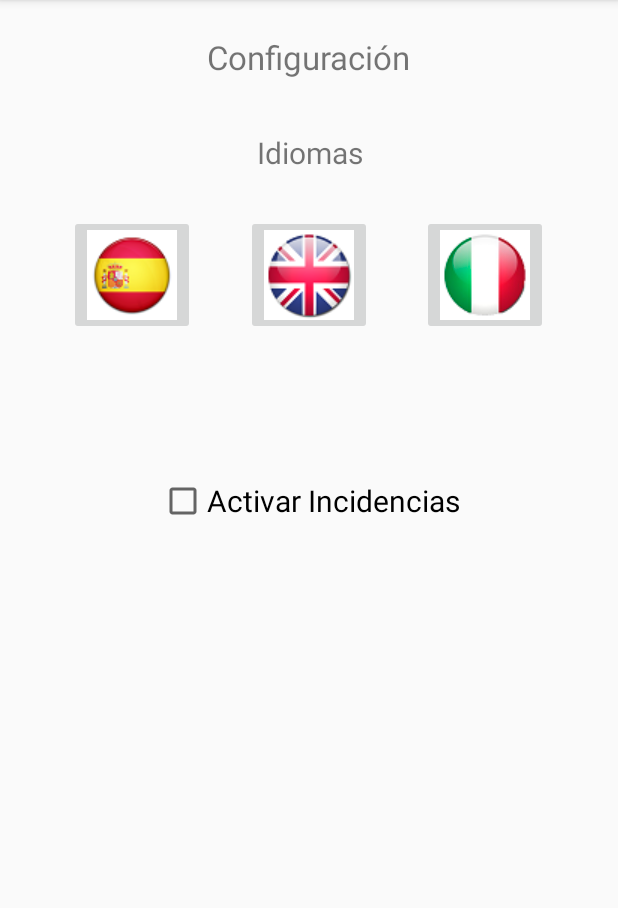
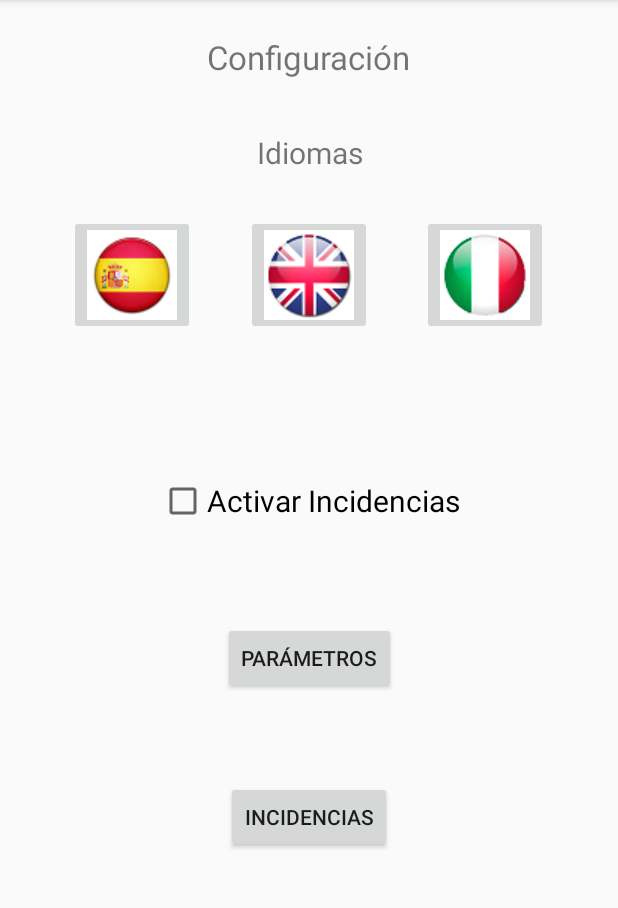
Before and after one commit to FLegaza/DriveAlert1, an Android app: the Configuracion screen opened directly, with no data from a screen before it, on a phone screen of 412 x 824 dp, the part 84-992 px from its top. Run offline under Robolectric (Android 15) with nearby library versions, the phone set to English and light mode, and no system bars.

Commit message:
Modificaciones de Interfaz

```diff
--- a/app/src/main/java/sqlite/BaseDeDatos.java
+++ b/app/src/main/java/sqlite/BaseDeDatos.java
@@ -56,6 +56,7 @@ public class BaseDeDatos extends SQLiteOpenHelper {
             "horafin STRING," +
             "nivel STRING);";
 
+    /*
     private String SQLCreateTableParam = "CREATE TABLE param (" +
             "rutacoche BOOLEAN," +
             "rutapie BOOLEAN," +
@@ -72,6 +73,8 @@ public class BaseDeDatos extends SQLiteOpenHelper {
             "incireten BOOLEAN," +
             "inciobra BOOLEAN)," +
             "activarincidencias BOOLEAN);";
+
+     */
 
        // Creamos la Base de Datos
 
--- a/app/src/main/java/view/Configuracion.java
+++ b/app/src/main/java/view/Configuracion.java
@@ -1,7 +1,10 @@
 package view;
 
+import android.content.Intent;
 import android.support.v7.app.AppCompatActivity;
 import android.os.Bundle;
+import android.view.View;
+import android.widget.Button;
 import android.widget.CheckBox;
 import android.widget.ImageButton;
 import android.widget.TextView;
@@ -18,6 +21,8 @@ public class Configuracion extends AppCompatActivity {
     public ImageButton btIng;
     public ImageButton btIta;
     public CheckBox cbIncidencias;
+    public Button btConfParam;
+    public Button btConfIncidencias;
 
     @Override
     protected void onCreate(Bundle savedInstanceState) {
@@ -33,14 +38,42 @@ public class Configuracion extends AppCompatActivity {
         btIng = (ImageButton) findViewById(R.id.ibIng);
         btIta = (ImageButton) findViewById(R.id.ibIta);
 
-        cbIncidencias = (CheckBox) findViewById(R.id.cBIncidencias);
-        Param p = new Param();
+        //cbIncidencias = (CheckBox) findViewById(R.id.cBIncidencias);
+        //cbIncidencias.setChecked(false);
 
-        if (cbIncidencias.isChecked()){
-            p.setActivarincidencias(true);
-        } else {
-            p.setActivarincidencias(false);
+        btConfParam = (Button) findViewById(R.id.btConfParam);
+        btConfParam.setOnClickListener(new View.OnClickListener(){
+            @Override
+            public void onClick(View v){
+                Intent i = new Intent(Configuracion.this, Parametros.class);
+                startActivity(i);
+            }
+        });
+        btConfIncidencias = (Button) findViewById(R.id.btConfIncidencias);
+        //btConfIncidencias.setVisibility(View.GONE);
+        btConfIncidencias.setOnClickListener(new View.OnClickListener(){
+            @Override
+            public void onClick(View v){
+                Intent i = new Intent(Configuracion.this, Incidencias.class);
+                startActivity(i);
+            }
+        });
+
+        //Param p = new Param();
+    }
+    /*
+    public void onCheckboxClicked(View view) {
+        // Is the view now checked?
+        boolean checked = ((CheckBox) view).isChecked();
+        // Check which checkbox was clicked
+        switch(view.getId()) {
+            case R.id.cBIncidencias:
+                if (checked)
+                    btConfIncidencias.setVisibility(View.VISIBLE);
+            else
+                    btConfIncidencias.setVisibility(View.GONE);
+                break;
         }
-
     }
+    */
 }
--- a/app/src/main/java/view/Parametros.java
+++ b/app/src/main/java/view/Parametros.java
@@ -66,12 +66,13 @@ public class Parametros extends AppCompatActivity {
         cBAutovia = (CheckBox) findViewById(R.id.cBAutovia);
         cBFerry = (CheckBox) findViewById(R.id.cBFerry);
 
-        btIncidencias = (Button) findViewById(R.id.btIncidencias);
+        //btIncidencias = (Button) findViewById(R.id.btIncidencias);
 
         Param p = new Param(); // No se puede crear un nuevo param, debería cogerlo de configuración
-        if (p.isActivarincidencias()){ btIncidencias.setVisibility(View.GONE);}
+        //if (p.isActivarincidencias()){ btIncidencias.setVisibility(View.GONE);}
 
         // Abrir Activity para configurar las Incidencias
+        /*
         btIncidencias.setOnClickListener(new View.OnClickListener(){
             @Override
             public void onClick(View v){
@@ -79,6 +80,7 @@ public class Parametros extends AppCompatActivity {
                 startActivity(i);
             }
         });
+        */
 
         if (RbOpcionCar.isChecked()){ p.setRutacoche(true); } else { p.setRutacoche(false);}
         if (RbOpcionPie.isChecked()){ p.setRutapie(true); } else { p.setRutapie(false);}
--- a/app/src/main/res/layout/activity_settings.xml
+++ b/app/src/main/res/layout/activity_settings.xml
@@ -78,5 +78,28 @@
         app:layout_constraintTop_toTopOf="parent"
         app:layout_constraintVertical_bias="0.432" />
 
+    <Button
+        android:id="@+id/btConfParam"
+        android:layout_width="wrap_content"
+        android:layout_height="wrap_content"
+        android:text="@string/param"
+        app:layout_constraintRight_toRightOf="parent"
+        app:layout_constraintLeft_toLeftOf="parent"
+        app:layout_constraintBottom_toBottomOf="parent"
+        app:layout_constraintTop_toTopOf="parent"
+        app:layout_constraintVertical_bias="0.576" />
+
+    <Button
+        android:id="@+id/btConfIncidencias"
+        android:layout_width="wrap_content"
+        android:layout_height="wrap_content"
+        android:text="@string/incidencias"
+        app:layout_constraintRight_toRightOf="parent"
+        app:layout_constraintLeft_toLeftOf="parent"
+        app:layout_constraintHorizontal_bias="0.501"
+        app:layout_constraintBottom_toBottomOf="parent"
+        app:layout_constraintTop_toTopOf="parent"
+        app:layout_constraintVertical_bias="0.723" />
+
 
 </android.support.constraint.ConstraintLayout>
--- a/app/src/main/res/values/strings.xml
+++ b/app/src/main/res/values/strings.xml
@@ -51,4 +51,6 @@
     <string name="idioma">Idiomas</string>
     <string name="configInc">Activar Incidencias</string>
 
+    <string name="description">Descripción de la incidencia pulsada</string>
+
 </resources>
```
Also changed, not shown: app/src/main/java/view/MostrarRuta.java (+37 -0 lines), app/src/main/res/layout/activity_param.xml (+9 -9 lines), app/src/main/res/layout/activity_show_route.xml (+19 -14 lines).
